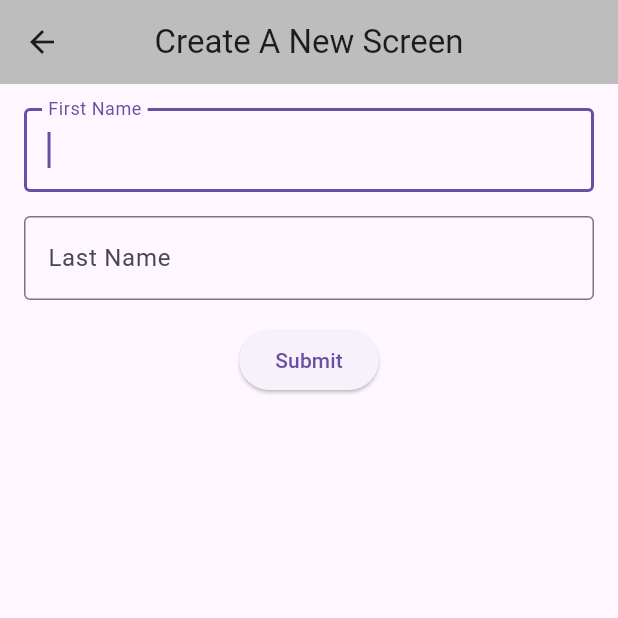
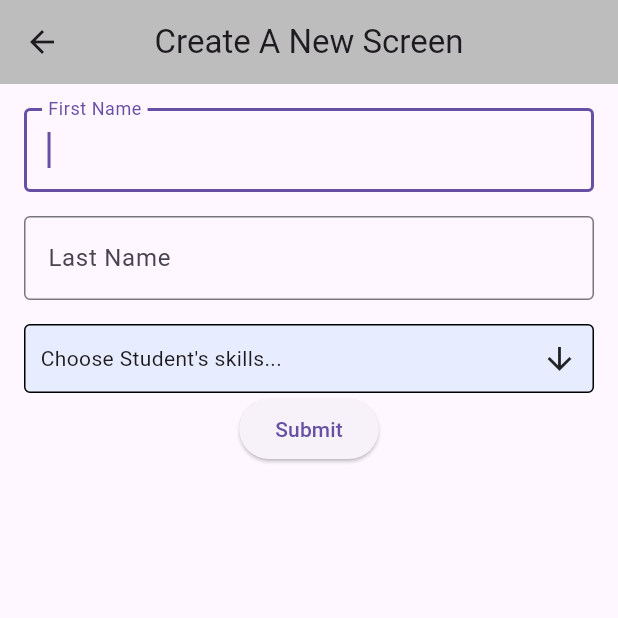
Before and after one commit to MiladSedhom/demo, a Flutter app: the screen it shows after launch, after a tap on an icon or button, on a phone screen of 412 x 824 dp, the top half of it. Run offline on Flutter 3.47's test engine with Material 3 defaults, Android fonts, the phone set to English and light mode, and no system bars; drawn by our look-alikes of multi_select_flutter; network calls fail.

Commit message:
add skill multiselect

```diff
--- a/lib/screens/create_student.dart
+++ b/lib/screens/create_student.dart
@@ -1,9 +1,10 @@
 import 'package:flutter/material.dart';
 import 'package:http/http.dart' as http;
 import 'dart:convert';
+import 'package:multi_select_flutter/multi_select_flutter.dart';
 
-class CreateStudent extends StatelessWidget {
-  const CreateStudent({super.key});
+class CreateStudentScreen extends StatelessWidget {
+  const CreateStudentScreen({super.key});
 
   @override
   Widget build(BuildContext context) {
@@ -32,15 +33,43 @@ class _CreateStudentFormState extends State<CreateStudentForm> {
   final TextEditingController firstNameController = TextEditingController();
   final TextEditingController lastNameController = TextEditingController();
 
-  Future<http.Response> postStudent(String firstName, String lastName) async {
+  List<Skill> skills = [];
+  List<Skill> selectedSkills = [];
+
+  @override
+  void initState() {
+    super.initState();
+    fetchSkills();
+  }
+
+  Future<http.Response> postStudent() async {
     const String url = 'http://localhost:3000/students';
+
+    var skills = selectedSkills.map((skill) => {'_id': skill.id}).toList();
+
     final res = await http.post(Uri.parse(url),
         headers: {
           'Content-Type': 'application/json',
         },
-        body: jsonEncode({'firstName': firstName, 'lastName': lastName}));
+        body:
+            jsonEncode({'firstName': firstNameController.text, 'lastName': lastNameController.text, 'skills': skills}));
 
     return res;
+  }
+
+  Future<void> fetchSkills() async {
+    const String url = 'http://localhost:3000/skills';
+
+    final res = await http.get(Uri.parse(url));
+
+    if (res.statusCode == 200) {
+      List<dynamic> data = jsonDecode(res.body);
+      setState(() {
+        skills = data.map((item) => Skill.fromJson(item)).toList();
+      });
+    } else {
+      throw Exception('error getting skills');
+    }
   }
 
   @override
@@ -91,10 +120,27 @@ class _CreateStudentFormState extends State<CreateStudentForm> {
               const SizedBox(
                 height: 16,
               ),
+              MultiSelectDialogField(
+                buttonText: const Text("Choose Student's skills..."),
+                decoration: BoxDecoration(
+                  color: Colors.blue.withOpacity(0.1),
+                  borderRadius: const BorderRadius.all(Radius.circular(4)),
+                  border: Border.all(
+                    width: 1,
+                  ),
+                ),
+                searchHint: "Choose Student's skills...",
+                title: const Text("Choose Student's skills"),
+                searchable: true,
+                items: skills.map((skill) => MultiSelectItem(skill, skill.name)).toList(),
+                onConfirm: (values) {
+                  selectedSkills = values;
+                },
+              ),
               ElevatedButton(
                 onPressed: () {
                   if (formKey.currentState!.validate()) {
-                    postStudent(firstNameController.text, lastNameController.text).then((res) {
+                    postStudent().then((res) {
                       if (res.statusCode == 200) {
                         ScaffoldMessenger.of(context).showSnackBar(const SnackBar(
                           content: Text("Student created successfully!"),
@@ -119,3 +165,27 @@ class _CreateStudentFormState extends State<CreateStudentForm> {
         ));
   }
 }
+
+class Skill {
+  final String id;
+  final String name;
+
+  Skill({
+    required this.id,
+    required this.name,
+  });
+
+  factory Skill.fromJson(Map<String, dynamic> json) {
+    return switch (json) {
+      {
+        '_id': String id,
+        'name': String name,
+      } =>
+        Skill(
+          id: id,
+          name: name,
+        ),
+      _ => throw const FormatException('Failed to load student.'),
+    };
+  }
+}
--- a/lib/screens/home.dart
+++ b/lib/screens/home.dart
@@ -26,7 +26,7 @@ class Home extends StatelessWidget {
         onPressed: () {
           Navigator.of(context).push(
             MaterialPageRoute(
-              builder: (context) => const CreateStudent(),
+              builder: (context) => const CreateStudentScreen(),
             ),
           );
         },
--- a/pubspec.yaml
+++ b/pubspec.yaml
@@ -36,6 +36,7 @@ dependencies:
   # The following adds the Cupertino Icons font to your application.
   # Use with the CupertinoIcons class for iOS style icons.
   cupertino_icons: ^1.0.6
+  multi_select_flutter: ^4.1.3
 
 dev_dependencies:
   flutter_test:
```
Also changed, not shown: pubspec.lock.
